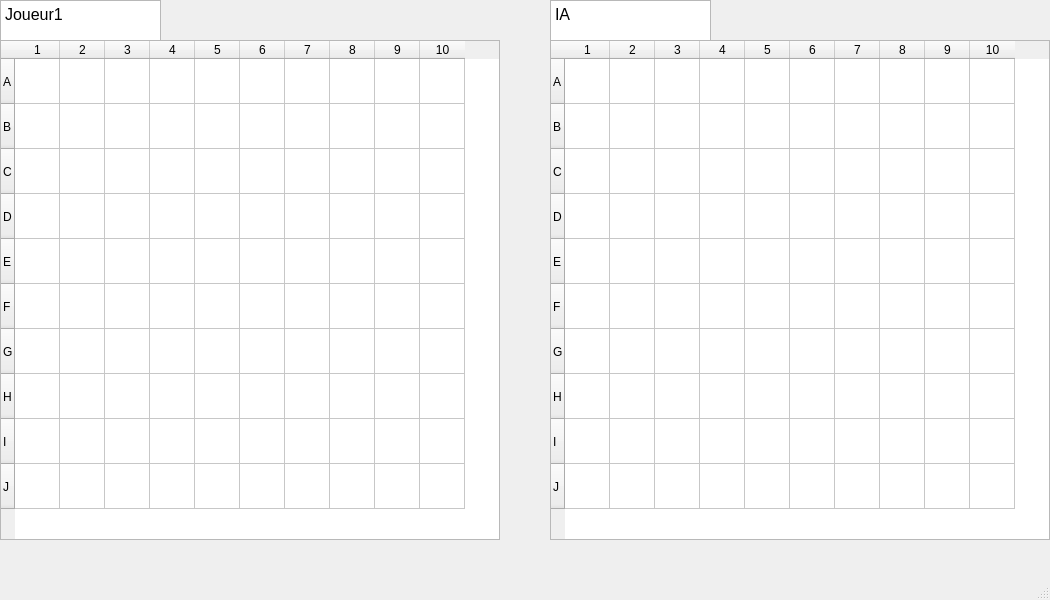
Qt form battlescreen.ui (Mardaspan/BatailleNavale) before a commit.
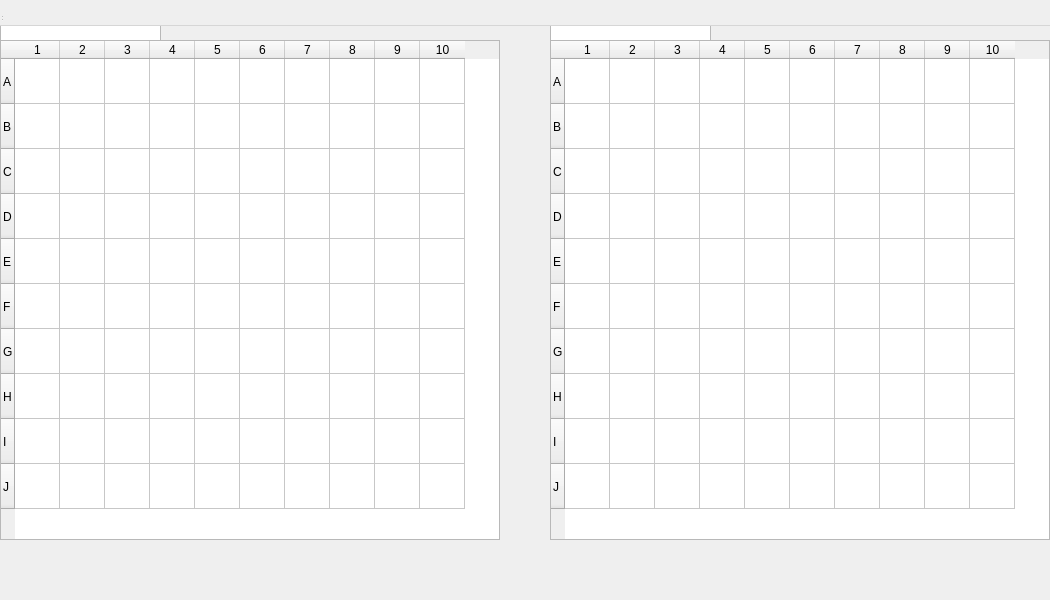
The same form after that commit.

```diff
--- a/battlescreen.ui
+++ b/battlescreen.ui
@@ -1,7 +1,7 @@
 <?xml version="1.0" encoding="UTF-8"?>
 <ui version="4.0">
  <class>BattleScreen</class>
- <widget class="QMainWindow" name="BattleScreen">
+ <widget class="QDialog" name="BattleScreen">
   <property name="geometry">
    <rect>
     <x>0</x>
@@ -13,7 +13,15 @@
   <property name="windowTitle">
    <string>Bataille Navale</string>
   </property>
-  <widget class="QWidget" name="centralwidget">
+  <widget class="QWidget" name="centralwidget" native="true">
+   <property name="geometry">
+    <rect>
+     <x>0</x>
+     <y>0</y>
+     <width>1050</width>
+     <height>540</height>
+    </rect>
+   </property>
    <widget class="QTableWidget" name="tableWidget_2">
     <property name="geometry">
      <rect>
@@ -115,8 +123,8 @@
      <string>&lt;!DOCTYPE HTML PUBLIC &quot;-//W3C//DTD HTML 4.0//EN&quot; &quot;http://www.w3.org/TR/REC-html40/strict.dtd&quot;&gt;
 &lt;html&gt;&lt;head&gt;&lt;meta name=&quot;qrichtext&quot; content=&quot;1&quot; /&gt;&lt;style type=&quot;text/css&quot;&gt;
 p, li { white-space: pre-wrap; }
-&lt;/style&gt;&lt;/head&gt;&lt;body style=&quot; font-family:'MS Shell Dlg 2'; font-size:7.8pt; font-weight:400; font-style:normal;&quot;&gt;
-&lt;p style=&quot; margin-top:0px; margin-bottom:0px; margin-left:0px; margin-right:0px; -qt-block-indent:0; text-indent:0px;&quot;&gt;&lt;span style=&quot; font-size:12pt;&quot;&gt;Joueur1&lt;/span&gt;&lt;/p&gt;&lt;/body&gt;&lt;/html&gt;</string>
+&lt;/style&gt;&lt;/head&gt;&lt;body style=&quot; font-family:'Sans Serif'; font-size:9pt; font-weight:400; font-style:normal;&quot;&gt;
+&lt;p style=&quot; margin-top:0px; margin-bottom:0px; margin-left:0px; margin-right:0px; -qt-block-indent:0; text-indent:0px;&quot;&gt;&lt;span style=&quot; font-family:'MS Shell Dlg 2'; font-size:12pt;&quot;&gt;Joueur1&lt;/span&gt;&lt;/p&gt;&lt;/body&gt;&lt;/html&gt;</string>
     </property>
    </widget>
    <widget class="QTableWidget" name="tableWidget">
@@ -220,8 +228,8 @@
      <string>&lt;!DOCTYPE HTML PUBLIC &quot;-//W3C//DTD HTML 4.0//EN&quot; &quot;http://www.w3.org/TR/REC-html40/strict.dtd&quot;&gt;
 &lt;html&gt;&lt;head&gt;&lt;meta name=&quot;qrichtext&quot; content=&quot;1&quot; /&gt;&lt;style type=&quot;text/css&quot;&gt;
 p, li { white-space: pre-wrap; }
-&lt;/style&gt;&lt;/head&gt;&lt;body style=&quot; font-family:'MS Shell Dlg 2'; font-size:7.8pt; font-weight:400; font-style:normal;&quot;&gt;
-&lt;p style=&quot; margin-top:0px; margin-bottom:0px; margin-left:0px; margin-right:0px; -qt-block-indent:0; text-indent:0px;&quot;&gt;&lt;span style=&quot; font-size:12pt;&quot;&gt;IA&lt;/span&gt;&lt;/p&gt;&lt;/body&gt;&lt;/html&gt;</string>
+&lt;/style&gt;&lt;/head&gt;&lt;body style=&quot; font-family:'Sans Serif'; font-size:9pt; font-weight:400; font-style:normal;&quot;&gt;
+&lt;p style=&quot; margin-top:0px; margin-bottom:0px; margin-left:0px; margin-right:0px; -qt-block-indent:0; text-indent:0px;&quot;&gt;&lt;span style=&quot; font-family:'MS Shell Dlg 2'; font-size:12pt;&quot;&gt;IA&lt;/span&gt;&lt;/p&gt;&lt;/body&gt;&lt;/html&gt;</string>
     </property>
    </widget>
   </widget>
@@ -235,7 +243,16 @@
     </rect>
    </property>
   </widget>
-  <widget class="QStatusBar" name="statusbar"/>
+  <widget class="QStatusBar" name="statusbar">
+   <property name="geometry">
+    <rect>
+     <x>0</x>
+     <y>0</y>
+     <width>3</width>
+     <height>22</height>
+    </rect>
+   </property>
+  </widget>
  </widget>
  <resources/>
  <connections/>
```
